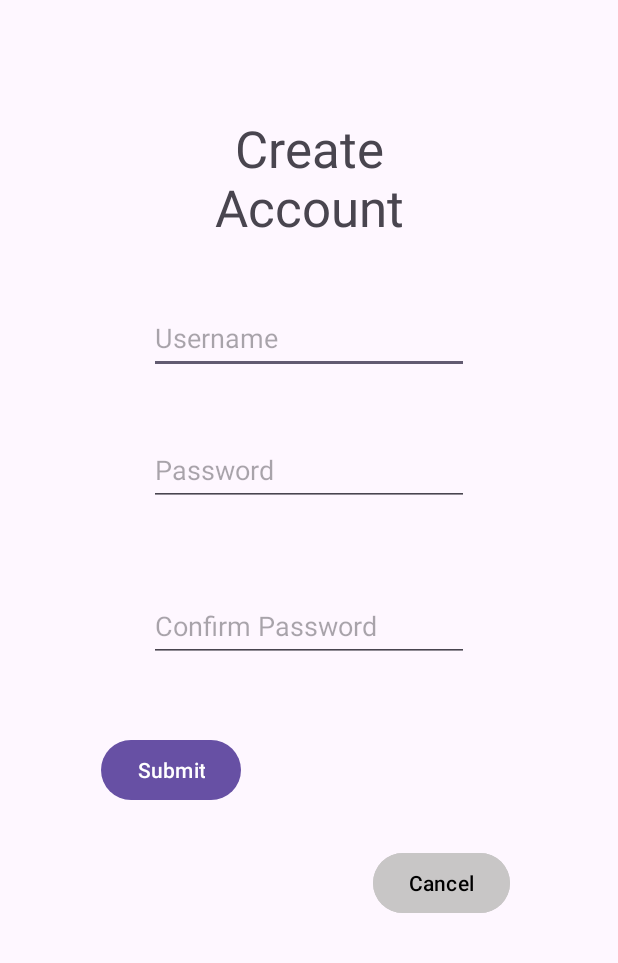
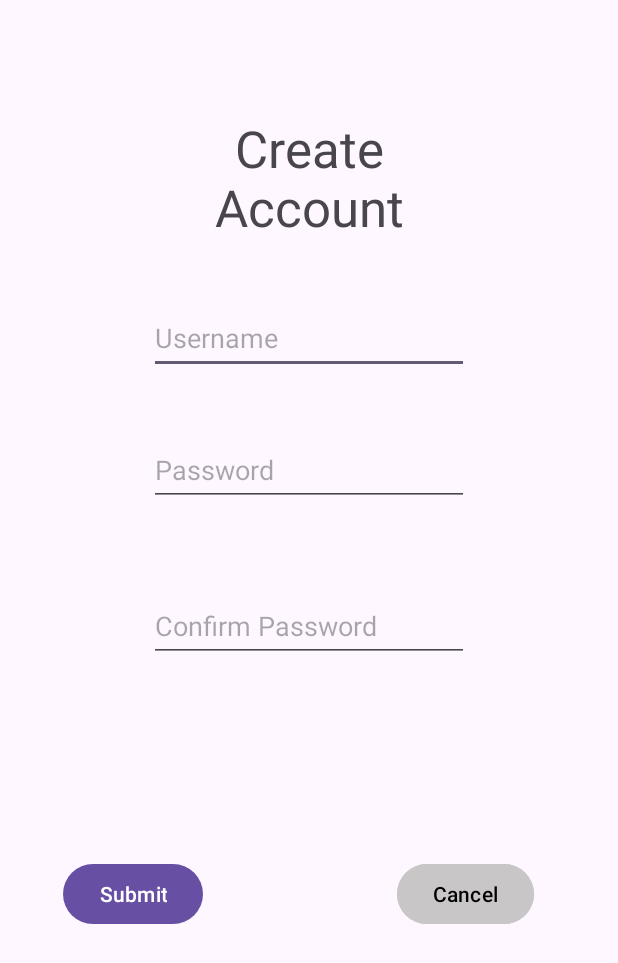
Before and after one commit to KoraFey/projsess, an Android app: the newUser screen opened directly, with no data from a screen before it, on a phone screen of 412 x 824 dp. Shown: the top 963 px of the screen. Run offline under Robolectric (Android 15) with nearby library versions, the phone set to English and light mode, and no system bars.

Commit message:
structure mobile

```diff
--- a/MyApplication2/app/src/main/java/com/example/myapplication/newUser.java
+++ b/MyApplication2/app/src/main/java/com/example/myapplication/newUser.java
@@ -104,6 +104,7 @@ public class newUser extends AppCompatActivity {
                 username.setText("");
                 password1.setText("");
                 password2.setText("");
+                finish();
             }
         });
 
--- a/MyApplication2/app/src/main/res/layout/create_login.xml
+++ b/MyApplication2/app/src/main/res/layout/create_login.xml
@@ -10,27 +10,23 @@
         android:layout_width="wrap_content"
         android:layout_height="wrap_content"
         android:layout_marginEnd="88dp"
+        android:layout_marginBottom="204dp"
         android:text="Submit"
         app:layout_constraintBottom_toBottomOf="parent"
         app:layout_constraintEnd_toStartOf="@+id/Cancel"
-        app:layout_constraintHorizontal_bias="1.0"
-        app:layout_constraintStart_toStartOf="parent"
-        app:layout_constraintTop_toBottomOf="@+id/password_table"
-        app:layout_constraintVertical_bias="0.143" />
+        app:layout_constraintStart_toStartOf="parent" />
 
     <Button
         android:id="@+id/Cancel"
         android:layout_width="wrap_content"
         android:layout_height="wrap_content"
-        android:layout_marginEnd="72dp"
-        android:layout_marginBottom="208dp"
+        android:layout_marginEnd="56dp"
+        android:layout_marginBottom="204dp"
         android:backgroundTint="#C8C6C6"
         android:text="Cancel"
         android:textColor="#000000"
         app:layout_constraintBottom_toBottomOf="parent"
-        app:layout_constraintEnd_toEndOf="parent"
-        app:layout_constraintTop_toBottomOf="@+id/password_table"
-        app:layout_constraintVertical_bias="0.972" />
+        app:layout_constraintEnd_toEndOf="parent" />
 
     <EditText
         android:id="@+id/User_login"
@@ -87,4 +83,5 @@
         app:layout_constraintStart_toStartOf="parent"
         app:layout_constraintTop_toBottomOf="@+id/Title"
         app:layout_constraintVertical_bias="0.0" />
+
 </androidx.constraintlayout.widget.ConstraintLayout>
```
Also changed, not shown: MyApplication2/app/src/main/res/layout/mainlayout.xml (added, +69 -0 lines).
